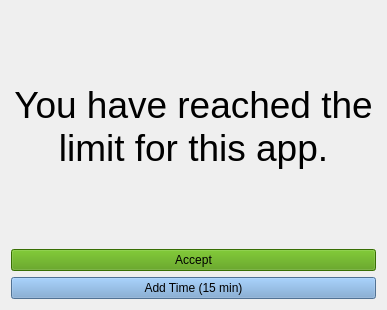
The window that src/main/resources/base/closer.ui (j718/screentime) describes before a commit, drawn with Qt 5.
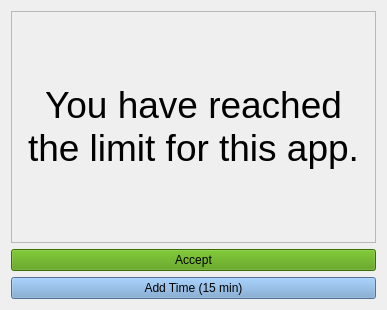
The same window after the commit.

Diff of the .ui file:
```diff
--- a/src/main/resources/base/closer.ui
+++ b/src/main/resources/base/closer.ui
@@ -18,6 +18,21 @@
   </property>
   <layout class="QVBoxLayout" name="verticalLayout">
    <item>
+    <widget class="QScrollArea" name="scrollArea">
+     <property name="widgetResizable">
+      <bool>true</bool>
+     </property>
+     <widget class="QWidget" name="scrollAreaWidgetContents">
+      <property name="geometry">
+       <rect>
+        <x>0</x>
+        <y>0</y>
+        <width>371</width>
+        <height>210</height>
+       </rect>
+      </property>
+      <layout class="QVBoxLayout" name="verticalLayout_2">
+       <item>
     <widget class="QLabel" name="app_name">
      <property name="styleSheet">
       <string notr="true">font: 75 24pt &quot;Roboto&quot;;</string>
@@ -28,6 +43,10 @@
      <property name="wordWrap">
       <bool>true</bool>
      </property>
+        </widget>
+       </item>
+      </layout>
+     </widget>
     </widget>
    </item>
    <item>
```
Lines whose indentation alone changed are shown as unchanged.
